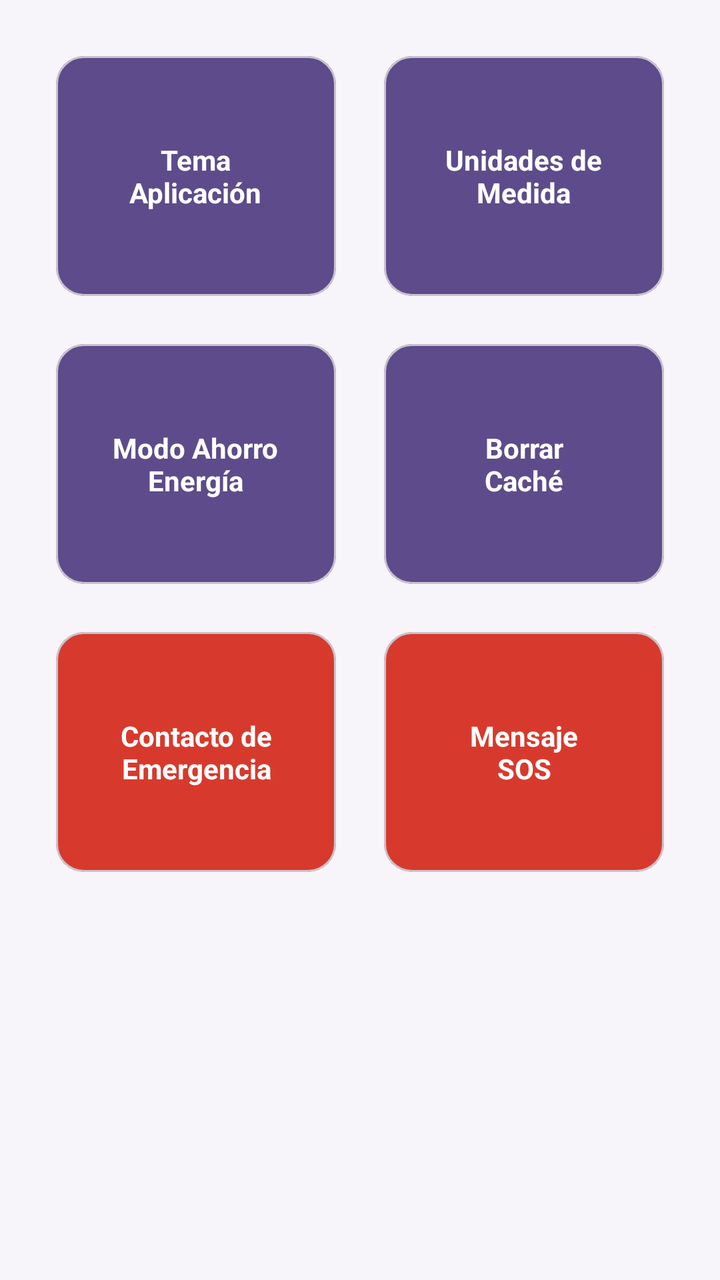
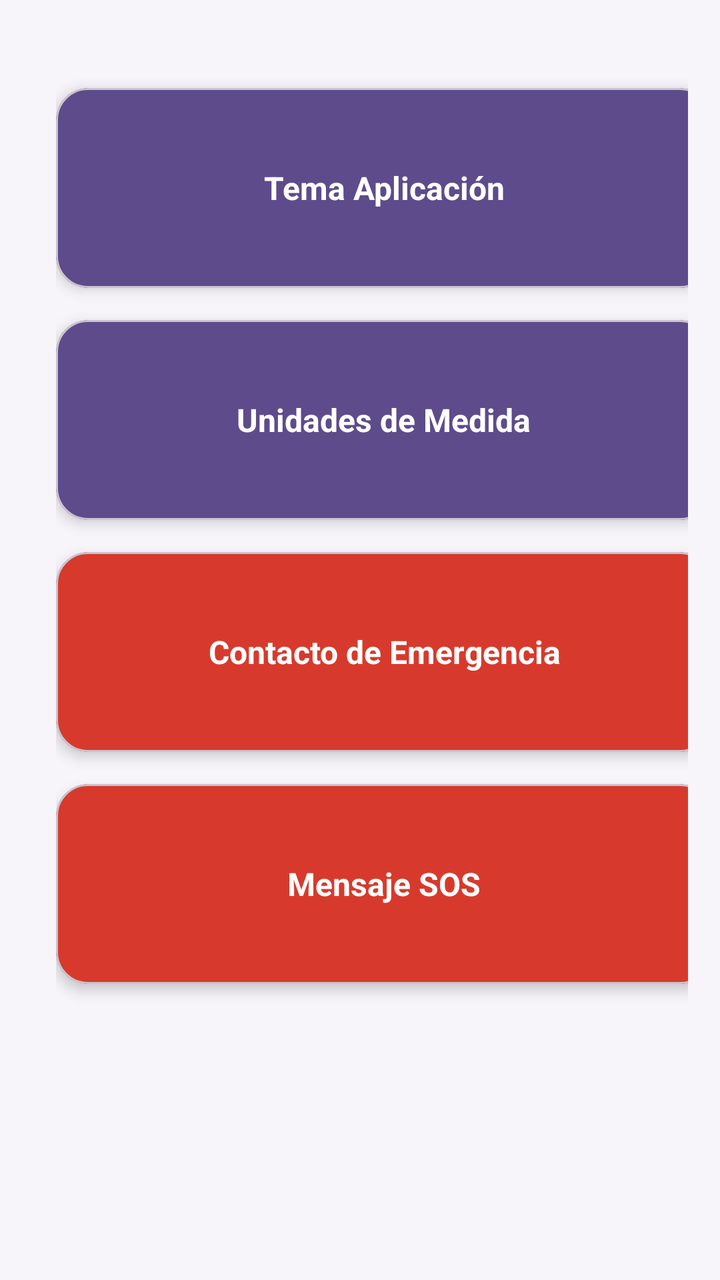

The first picture is an Android layout as it rendered before a commit; the second is the same layout after the commit. The layout source and the unified diff follow.
<!-- AndroidManifest.xml: application theme Theme.BikeLight -->
<!-- res/layout/fragment_preferencias.xml -->
<?xml version="1.0" encoding="utf-8"?>
<ScrollView xmlns:android="http://schemas.android.com/apk/res/android"
    xmlns:app="http://schemas.android.com/apk/res-auto"
    android:layout_width="match_parent"
    android:layout_height="match_parent"
    android:padding="16dp"
    android:fillViewport="true"
    android:background="@color/bikelight_bg">

    <GridLayout
        android:layout_width="match_parent"
        android:layout_height="wrap_content"
        android:columnCount="2"
        android:alignmentMode="alignMargins"
        android:columnOrderPreserved="false">

        <com.google.android.material.card.MaterialCardView
            android:id="@+id/cardTemaApp"
            android:layout_width="0dp"
            android:layout_height="120dp"
            android:layout_columnWeight="1"
            android:layout_margin="12dp"
            app:cardCornerRadius="14dp"
            app:cardBackgroundColor="@color/bikelight_card">

            <TextView
                android:layout_width="wrap_content"
                android:layout_height="wrap_content"
                android:layout_gravity="center"
                android:gravity="center"
                android:text="Tema\nAplicación"
                android:textColor="@color/white"
                android:textStyle="bold"
                android:textSize="14sp" />
        </com.google.android.material.card.MaterialCardView>

        <com.google.android.material.card.MaterialCardView
            android:id="@+id/cardUnidadesMedida"
            android:layout_width="0dp"
            android:layout_height="120dp"
            android:layout_columnWeight="1"
            android:layout_margin="12dp"
            app:cardCornerRadius="14dp"
            app:cardBackgroundColor="@color/bikelight_card">

            <TextView
                android:layout_width="wrap_content"
                android:layout_height="wrap_content"
                android:layout_gravity="center"
                android:gravity="center"
                android:text="Unidades de\nMedida"
                android:textColor="@color/white"
                android:textStyle="bold"
                android:textSize="14sp" />
        </com.google.android.material.card.MaterialCardView>

        <com.google.android.material.card.MaterialCardView
            android:id="@+id/cardAhorroEnergia"
            android:layout_width="0dp"
            android:layout_height="120dp"
            android:layout_columnWeight="1"
            android:layout_margin="12dp"
            app:cardCornerRadius="14dp"
            app:cardBackgroundColor="@color/bikelight_card">

            <TextView
                android:layout_width="wrap_content"
                android:layout_height="wrap_content"
                android:layout_gravity="center"
                android:gravity="center"
                android:text="Modo Ahorro\nEnergía"
                android:textColor="@color/white"
                android:textStyle="bold"
                android:textSize="14sp" />
        </com.google.android.material.card.MaterialCardView>

        <com.google.android.material.card.MaterialCardView
            android:id="@+id/cardBorrarCache"
            android:layout_width="0dp"
            android:layout_height="120dp"
            android:layout_columnWeight="1"
            android:layout_margin="12dp"
            app:cardCornerRadius="14dp"
            app:cardBackgroundColor="@color/bikelight_card">

            <TextView
                android:layout_width="wrap_content"
                android:layout_height="wrap_content"
                android:layout_gravity="center"
                android:gravity="center"
                android:text="Borrar\nCaché"
                android:textColor="@color/white"
                android:textStyle="bold"
                android:textSize="14sp" />
        </com.google.android.material.card.MaterialCardView>

        <com.google.android.material.card.MaterialCardView
            android:id="@+id/cardConfigContacto"
            android:layout_width="0dp"
            android:layout_height="120dp"
            android:layout_columnWeight="1"
            android:layout_margin="12dp"
            app:cardCornerRadius="14dp"
            app:cardBackgroundColor="@color/bikelight_sos">

            <TextView
                android:layout_width="wrap_content"
                android:layout_height="wrap_content"
                android:layout_gravity="center"
                android:gravity="center"
                android:text="Contacto de\nEmergencia"
                android:textColor="@color/white"
                android:textStyle="bold"
                android:textSize="14sp" />
        </com.google.android.material.card.MaterialCardView>

        <com.google.android.material.card.MaterialCardView
            android:id="@+id/cardConfigMensajeSos"
            android:layout_width="0dp"
            android:layout_height="120dp"
            android:layout_columnWeight="1"
            android:layout_margin="12dp"
            app:cardCornerRadius="14dp"
            app:cardBackgroundColor="@color/bikelight_sos">

            <TextView
                android:layout_width="wrap_content"
                android:layout_height="wrap_content"
                android:layout_gravity="center"
                android:gravity="center"
                android:text="Mensaje\nSOS"
                android:textColor="@color/white"
                android:textStyle="bold"
                android:textSize="14sp" />
        </com.google.android.material.card.MaterialCardView>
    </GridLayout>
</ScrollView>
<!-- resources referenced by this layout -->
<resources>
  <color name="bikelight_bg">#F7F5FA</color>
  <color name="bikelight_card">#5E4B8B</color>
  <color name="bikelight_sos">#d73a2d</color>
  <color name="white">#FFFFFF</color>
  <style name="Theme.BikeLight" parent="Base.Theme.BikeLight" />
  <style name="Base.Theme.BikeLight" parent="Theme.Material3.DayNight.NoActionBar">
          
          
      </style>
</resources>

<!-- the commit's change to res/layout/fragment_preferencias.xml (unified diff, before → after) -->
@@ -7,20 +7,21 @@
     android:fillViewport="true"
     android:background="@color/bikelight_bg">
 
-    <GridLayout
+    <LinearLayout
         android:layout_width="match_parent"
         android:layout_height="wrap_content"
-        android:columnCount="2"
-        android:alignmentMode="alignMargins"
-        android:columnOrderPreserved="false">
+        android:orientation="vertical"
+        android:layout_margin="12dp">
 
+        
         <com.google.android.material.card.MaterialCardView
             android:id="@+id/cardTemaApp"
-            android:layout_width="0dp"
-            android:layout_height="120dp"
-            android:layout_columnWeight="1"
-            android:layout_margin="12dp"
-            app:cardCornerRadius="14dp"
+            android:layout_width="match_parent"
+            android:layout_height="100dp"
+            android:layout_marginBottom="16dp"
+            android:layout_marginTop="16dp"
+            app:cardCornerRadius="16dp"
+            app:cardElevation="4dp"
             app:cardBackgroundColor="@color/bikelight_card">
 
             <TextView
@@ -28,19 +29,20 @@
                 android:layout_height="wrap_content"
                 android:layout_gravity="center"
                 android:gravity="center"
-                android:text="Tema\nAplicación"
+                android:text="Tema Aplicación"
                 android:textColor="@color/white"
                 android:textStyle="bold"
-                android:textSize="14sp" />
+                android:textSize="16sp" />
         </com.google.android.material.card.MaterialCardView>
 
+        
         <com.google.android.material.card.MaterialCardView
             android:id="@+id/cardUnidadesMedida"
-            android:layout_width="0dp"
-            android:layout_height="120dp"
-            android:layout_columnWeight="1"
-            android:layout_margin="12dp"
-            app:cardCornerRadius="14dp"
+            android:layout_width="match_parent"
+            android:layout_height="100dp"
+            android:layout_marginBottom="16dp"
+            app:cardCornerRadius="16dp"
+            app:cardElevation="4dp"
             app:cardBackgroundColor="@color/bikelight_card">
 
             <TextView
@@ -48,59 +50,20 @@
                 android:layout_height="wrap_content"
                 android:layout_gravity="center"
                 android:gravity="center"
-                android:text="Unidades de\nMedida"
+                android:text="Unidades de Medida"
                 android:textColor="@color/white"
                 android:textStyle="bold"
-                android:textSize="14sp" />
+                android:textSize="16sp" />
         </com.google.android.material.card.MaterialCardView>
 
-        <com.google.android.material.card.MaterialCardView
-            android:id="@+id/cardAhorroEnergia"
-            android:layout_width="0dp"
-            android:layout_height="120dp"
-            android:layout_columnWeight="1"
-            android:layout_margin="12dp"
-            app:cardCornerRadius="14dp"
-            app:cardBackgroundColor="@color/bikelight_card">
-
-            <TextView
-                android:layout_width="wrap_content"
-                android:layout_height="wrap_content"
-                android:layout_gravity="center"
-                android:gravity="center"
-                android:text="Modo Ahorro\nEnergía"
-                android:textColor="@color/white"
-                android:textStyle="bold"
-                android:textSize="14sp" />
-        </com.google.android.material.card.MaterialCardView>
-
-        <com.google.android.material.card.MaterialCardView
-            android:id="@+id/cardBorrarCache"
-            android:layout_width="0dp"
-            android:layout_height="120dp"
-            android:layout_columnWeight="1"
-            android:layout_margin="12dp"
-            app:cardCornerRadius="14dp"
-            app:cardBackgroundColor="@color/bikelight_card">
-
-            <TextView
-                android:layout_width="wrap_content"
-                android:layout_height="wrap_content"
-                android:layout_gravity="center"
-                android:gravity="center"
-                android:text="Borrar\nCaché"
-                android:textColor="@color/white"
-                android:textStyle="bold"
-                android:textSize="14sp" />
-        </com.google.android.material.card.MaterialCardView>
-
+        
         <com.google.android.material.card.MaterialCardView
             android:id="@+id/cardConfigContacto"
-            android:layout_width="0dp"
-            android:layout_height="120dp"
-            android:layout_columnWeight="1"
-            android:layout_margin="12dp"
-            app:cardCornerRadius="14dp"
+            android:layout_width="match_parent"
+            android:layout_height="100dp"
+            android:layout_marginBottom="16dp"
+            app:cardCornerRadius="16dp"
+            app:cardElevation="4dp"
             app:cardBackgroundColor="@color/bikelight_sos">
 
             <TextView
@@ -108,19 +71,20 @@
                 android:layout_height="wrap_content"
                 android:layout_gravity="center"
                 android:gravity="center"
-                android:text="Contacto de\nEmergencia"
+                android:text="Contacto de Emergencia"
                 android:textColor="@color/white"
                 android:textStyle="bold"
-                android:textSize="14sp" />
+                android:textSize="16sp" />
         </com.google.android.material.card.MaterialCardView>
 
+        
         <com.google.android.material.card.MaterialCardView
             android:id="@+id/cardConfigMensajeSos"
-            android:layout_width="0dp"
-            android:layout_height="120dp"
-            android:layout_columnWeight="1"
-            android:layout_margin="12dp"
-            app:cardCornerRadius="14dp"
+            android:layout_width="match_parent"
+            android:layout_height="100dp"
+            android:layout_marginBottom="16dp"
+            app:cardCornerRadius="16dp"
+            app:cardElevation="4dp"
             app:cardBackgroundColor="@color/bikelight_sos">
 
             <TextView
@@ -128,10 +92,10 @@
                 android:layout_height="wrap_content"
                 android:layout_gravity="center"
                 android:gravity="center"
-                android:text="Mensaje\nSOS"
+                android:text="Mensaje SOS"
                 android:textColor="@color/white"
                 android:textStyle="bold"
-                android:textSize="14sp" />
+                android:textSize="16sp" />
         </com.google.android.material.card.MaterialCardView>
-    </GridLayout>
+    </LinearLayout>
 </ScrollView>
